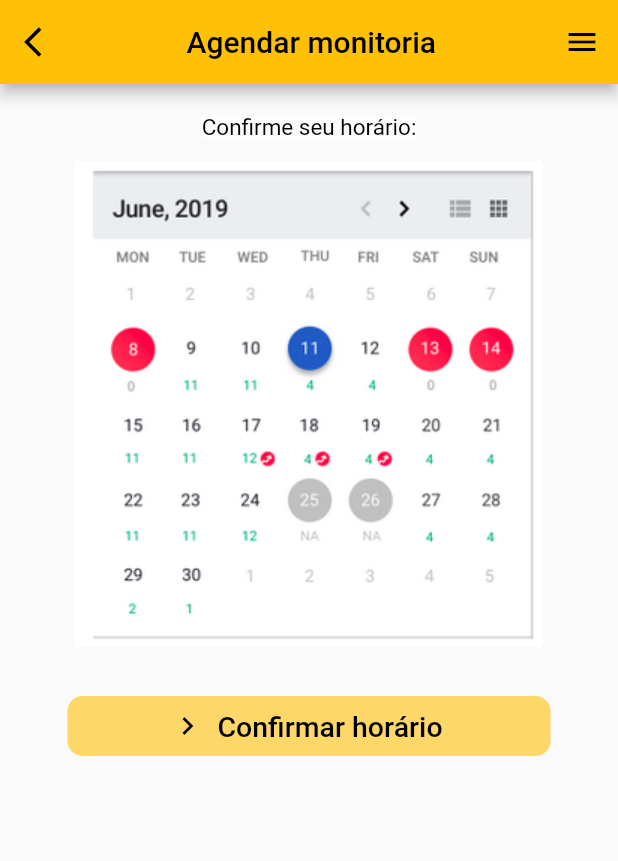
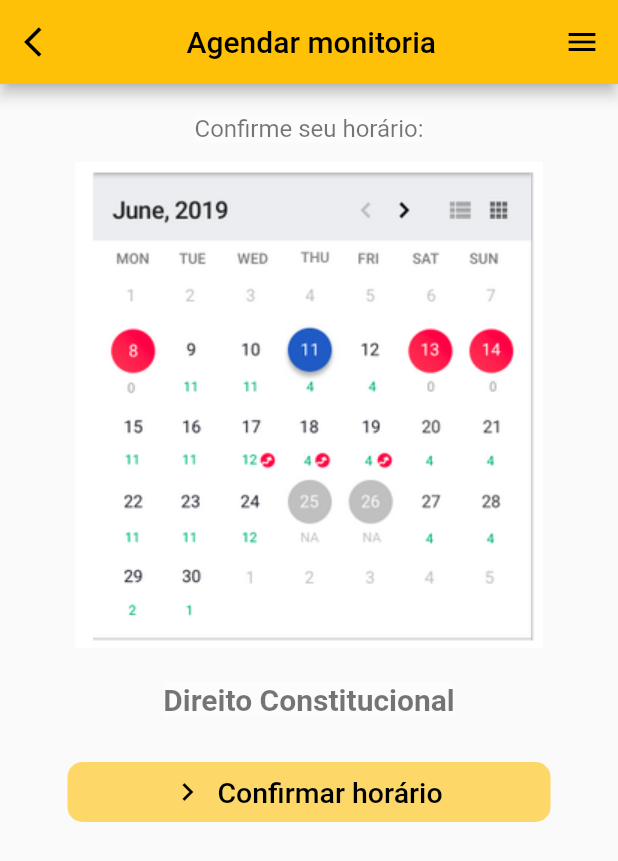
Before and after one commit to pauloj2000/monitor_friends, a Flutter app: the ComentariosPage screen opened directly, after a tap on the "arrow back ios" icon, after a tap on "Agendar monitoria", on a phone screen of 412 x 824 dp. Shown: the top 861 px of the screen. Run offline on Flutter 3.47's test engine with Material 2 defaults, Android fonts, the phone set to English and light mode, and no system bars; Roboto replaces fonts that are missing (Ubuntu, Ubuntu Bold).

Commit message:
Commit final app

```diff
--- a/lib/main.dart
+++ b/lib/main.dart
@@ -58,8 +58,8 @@ class _MyHomePageState extends State<MyHomePage> {
     // than having to individually change instances of widgets.
 
     final emailField = TextField(
-      obscureText: true,
       style: style,
+      controller: TextEditingController(text: "hackatonufg@gmail.com"),
       decoration: InputDecoration(
           contentPadding: EdgeInsets.fromLTRB(20.0, 15.0, 20.0, 15.0),
           hintText: "Email",
@@ -73,6 +73,7 @@ class _MyHomePageState extends State<MyHomePage> {
     final passwordField = TextField(
       obscureText: true,
       style: style,
+      controller: TextEditingController(text: "p123010"),
       decoration: InputDecoration(
         hintStyle: TextStyle(
           fontFamily: "Ubuntu",
--- a/lib/pages/monitor_opcoes/agendar.dart
+++ b/lib/pages/monitor_opcoes/agendar.dart
@@ -55,19 +55,34 @@ class _AgendarPageState extends State<AgendarPage> {
           Container(
             padding: EdgeInsets.only(top: 20),
             child: Text(
-              "Confirme seu horário:", textAlign: TextAlign.center,
-              style:
-              TextStyle(
-                color: Colors.black,
-                fontSize: 15,
+              "Confirme seu horário:",
+              textAlign: TextAlign.center,
+              style: TextStyle(
+                color: Colors.black54,
+                fontSize: 16,
                 backgroundColor: Colors.white30,
-              ),),
+              ),
+            ),
           ),
           Center(
-              child: new Image.asset("lib/assets/images/agendar.png",width:900,height:350)
+              child: new Image.asset("lib/assets/images/agendar.png",
+                  width: 900, height: 350)),
+          Container(
+            padding: EdgeInsets.only(top: 10),
+            child: Text(
+              "Direito Constitucional",
+              textAlign: TextAlign.center,
+              style: TextStyle(
+                color: Colors.black54,
+                fontSize: 20,
+                backgroundColor: Colors.white30,
+                fontFamily: "Ubuntu",
+                fontWeight: FontWeight.bold,
+              ),
+            ),
           ),
           Padding(
-            padding: EdgeInsets.only(top: 20),
+            padding: EdgeInsets.only(top: 30),
             child: Center(
               child: SizedBox(
                 width: MediaQuery.of(context).size.width - 90,
--- a/lib/pages/monitor_opcoes/comentarios.dart
+++ b/lib/pages/monitor_opcoes/comentarios.dart
@@ -53,7 +53,7 @@ class _ComentariosPageState extends State<ComentariosPage> {
       body: ListView(
         children: <Widget>[
           Padding(
-            padding: EdgeInsets.only(top: 10, left: 30, right: 30),
+            padding: EdgeInsets.only(top: 10, left: 10, right: 10),
             child: Container(
               height: 100,
               child: Card(
@@ -64,7 +64,7 @@ class _ComentariosPageState extends State<ComentariosPage> {
                       padding: EdgeInsets.only(left: 5, right: 35),
                       child: Icon(
                         Icons.person,
-                        size: 40,
+                        size: 35,
                         color: Colors.black,
                       ),
                     ),
@@ -98,14 +98,22 @@ class _ComentariosPageState extends State<ComentariosPage> {
                           textAlign: TextAlign.left,
                         ),
                       ],
-                        ))
+                    )),
+                    Padding(
+                      padding: EdgeInsets.only(left: 25, right: 35),
+                      child: Icon(
+                        Icons.favorite,
+                        size: 35,
+                        color: Colors.red,
+                      ),
+                    ),
                   ],
                 ),
               ),
             ),
           ),
           Padding(
-            padding: EdgeInsets.only(top: 10, left: 30, right: 30),
+            padding: EdgeInsets.only(top: 10, left: 10, right: 10),
             child: Container(
               height: 100,
               child: Card(
@@ -150,14 +158,22 @@ class _ComentariosPageState extends State<ComentariosPage> {
                           textAlign: TextAlign.left,
                         ),
                       ],
-                        ))
+                    )),
+                    Padding(
+                      padding: EdgeInsets.only(left: 25, right: 35),
+                      child: Icon(
+                        Icons.favorite,
+                        size: 35,
+                        color: Colors.red,
+                      ),
+                    ),
                   ],
                 ),
               ),
             ),
           ),
           Padding(
-            padding: EdgeInsets.only(top: 10, left: 30, right: 30),
+            padding: EdgeInsets.only(top: 10, left: 10, right: 10),
             child: Container(
               height: 100,
               child: Card(
@@ -202,7 +218,15 @@ class _ComentariosPageState extends State<ComentariosPage> {
                           textAlign: TextAlign.left,
                         ),
                       ],
-                        ))
+                    )),
+                    Padding(
+                      padding: EdgeInsets.only(left: 25, right: 35),
+                      child: Icon(
+                        Icons.favorite,
+                        size: 35,
+                        color: Colors.red,
+                      ),
+                    ),
                   ],
                 ),
               ),
--- a/lib/pages/perfil.dart
+++ b/lib/pages/perfil.dart
@@ -70,17 +70,20 @@ class _PerfilPageState extends State<PerfilPage> {
       ),
       body: ListView(
         children: <Widget>[
+          Center(
+              child: new Image.asset("lib/assets/images/perfil.png",width:200,height:150)
+          ),
           Row(
             children: <Widget>[
               Padding(
-                padding: EdgeInsets.only(left: 15, top:  15),
+                padding: EdgeInsets.only(left: 50, top:  15),
                 child: Text("Nome:",
                 style: TextStyle(
                   fontWeight: FontWeight.bold,
                 ),),
               ),
               Padding(
-                padding: EdgeInsets.only(left: 15, top: 15),
+                padding: EdgeInsets.only(left: 50, top: 15),
                 child: Text("Ana Clara Souza de Almeida"),
               ),
             ],
@@ -88,14 +91,14 @@ class _PerfilPageState extends State<PerfilPage> {
           Row(
             children: <Widget>[
               Padding(
-                padding: EdgeInsets.only(left: 15, top:  15),
+                padding: EdgeInsets.only(left: 50, top:  15),
                 child: Text("Curso:",
                   style: TextStyle(
                     fontWeight: FontWeight.bold,
                   ),),
               ),
               Padding(
-                padding: EdgeInsets.only(left: 15, top: 15),
+                padding: EdgeInsets.only(left: 50, top: 15),
                 child: Text("Direito"),
               ),
             ],
@@ -103,14 +106,14 @@ class _PerfilPageState extends State<PerfilPage> {
           Row(
             children: <Widget>[
               Padding(
-                padding: EdgeInsets.only(left: 15, top:  15),
+                padding: EdgeInsets.only(left: 50, top:  15),
                 child: Text("Disciplinas:",
                   style: TextStyle(
                     fontWeight: FontWeight.bold,
                   ),),
               ),
               Padding(
-                padding: EdgeInsets.only(left: 15, top: 15),
+                padding: EdgeInsets.only(left: 19, top: 15),
                 child: Text("Direito Constitucional"),
               ),
             ],
@@ -118,14 +121,14 @@ class _PerfilPageState extends State<PerfilPage> {
           Row(
             children: <Widget>[
               Padding(
-                padding: EdgeInsets.only(left: 15, top:  15),
+                padding: EdgeInsets.only(left: 50, top:  15),
                 child: Text("Contato:",
                   style: TextStyle(
                     fontWeight: FontWeight.bold,
                   ),),
               ),
               Padding(
-                padding: EdgeInsets.only(left: 15, top: 15),
+                padding: EdgeInsets.only(left: 36, top: 15),
                 child: Text("+55 (62) 99157-3200"),
               ),
             ],
@@ -133,14 +136,14 @@ class _PerfilPageState extends State<PerfilPage> {
           Row(
             children: <Widget>[
               Padding(
-                padding: EdgeInsets.only(left: 15, top:  15),
+                padding: EdgeInsets.only(left: 50, top:  15),
                 child: Text("Eficiência:",
                   style: TextStyle(
                     fontWeight: FontWeight.bold,
                   ),),
               ),
               Padding(
-                padding: EdgeInsets.only(left: 15, top: 15),
+                padding: EdgeInsets.only(left: 28, top: 15),
                 child: Text("9.3"),
               ),
             ],
--- a/pubspec.yaml
+++ b/pubspec.yaml
@@ -42,6 +42,7 @@ flutter:
     - lib/assets/images/agendar.png
     - lib/assets/images/saudavelmente.png
     - lib/assets/images/prae.png
+    - lib/assets/images/perfil.png
 
   uses-material-design: true
 
```
Also changed, not shown: lib/pages/conteudo.dart (+32 -0 lines), lib/pages/conteudo_material/banco_questoes.dart (added, +195 -0 lines), lib/assets/images/perfil.png (added). Lines whose indentation alone changed are shown as unchanged.
